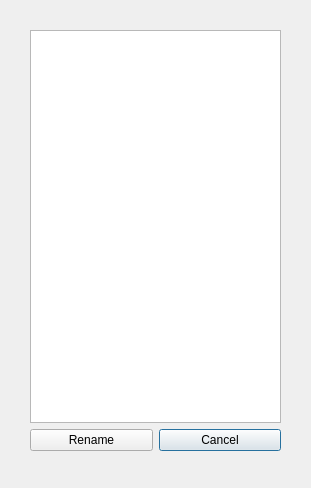
This is zeex/core/ui/actions/rename.ui in zbarge/zeex as Qt 5 draws it before an edit. The edited form follows.
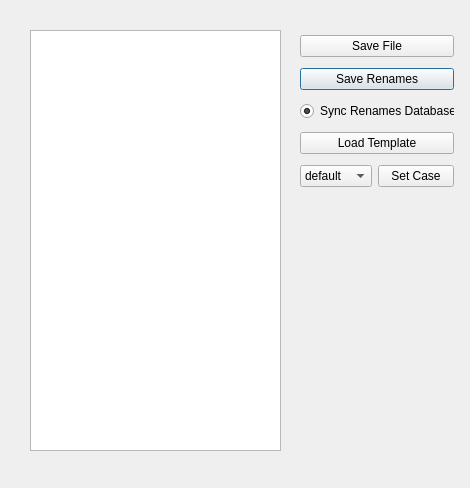
This is the edited form.

```diff
--- a/zeex/core/ui/actions/rename.ui
+++ b/zeex/core/ui/actions/rename.ui
@@ -6,7 +6,7 @@
    <rect>
     <x>0</x>
     <y>0</y>
-    <width>311</width>
+    <width>470</width>
     <height>488</height>
    </rect>
   </property>
@@ -23,26 +23,86 @@
     </rect>
    </property>
    <layout class="QGridLayout" name="gridLayout">
+    <item row="0" column="0">
+     <widget class="QTableView" name="tableView"/>
+    </item>
+   </layout>
+  </widget>
+  <widget class="QWidget" name="gridLayoutWidget_2">
+   <property name="geometry">
+    <rect>
+     <x>300</x>
+     <y>30</y>
+     <width>154</width>
+     <height>167</height>
+    </rect>
+   </property>
+   <layout class="QGridLayout" name="gridLayout_2">
     <item row="1" column="0">
-     <layout class="QGridLayout" name="gridLayout_2">
+     <widget class="QPushButton" name="btnSaveRenames">
+      <property name="text">
+       <string>Save Renames</string>
+      </property>
+     </widget>
+    </item>
+    <item row="3" column="0">
+     <widget class="QPushButton" name="btnLoadTemplate">
+      <property name="text">
+       <string>Load Template</string>
+      </property>
+     </widget>
+    </item>
+    <item row="0" column="0">
+     <widget class="QPushButton" name="btnSaveFile">
+      <property name="text">
+       <string>Save File</string>
+      </property>
+     </widget>
+    </item>
+    <item row="4" column="0">
+     <layout class="QGridLayout" name="gridLayout_3">
       <item row="0" column="1">
-       <widget class="QPushButton" name="cancelPushButton">
+       <widget class="QPushButton" name="setCaseBtn">
         <property name="text">
-         <string>Cancel</string>
+         <string>Set Case</string>
         </property>
        </widget>
       </item>
       <item row="0" column="0">
-       <widget class="QPushButton" name="renamePushButton">
-        <property name="text">
-         <string>Rename</string>
-        </property>
+       <widget class="QComboBox" name="setCaseComboBox">
+        <item>
+         <property name="text">
+          <string>default</string>
+         </property>
+        </item>
+        <item>
+         <property name="text">
+          <string>lower</string>
+         </property>
+        </item>
+        <item>
+         <property name="text">
+          <string>Proper</string>
+         </property>
+        </item>
+        <item>
+         <property name="text">
+          <string>UPPER</string>
+         </property>
+        </item>
        </widget>
       </item>
      </layout>
     </item>
-    <item row="0" column="0">
-     <widget class="QTableView" name="tableView"/>
+    <item row="2" column="0">
+     <widget class="QRadioButton" name="syncDatabaseRadioButton">
+      <property name="text">
+       <string>Sync Renames Database</string>
+      </property>
+      <property name="checked">
+       <bool>true</bool>
+      </property>
+     </widget>
     </item>
    </layout>
   </widget>
```
